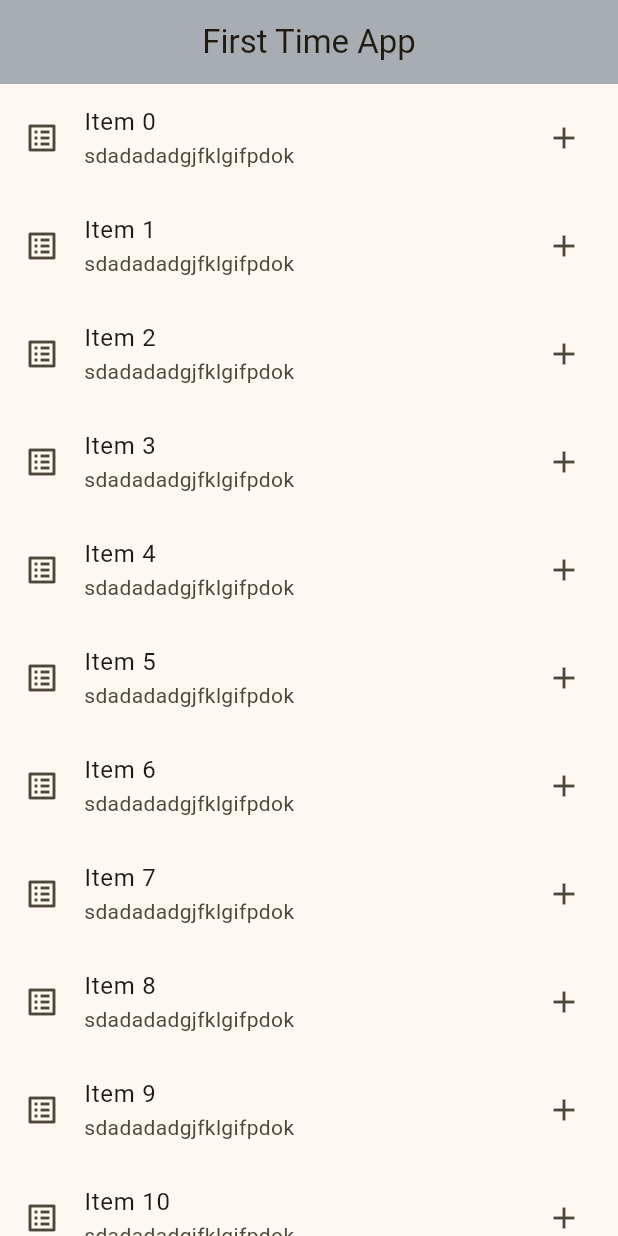
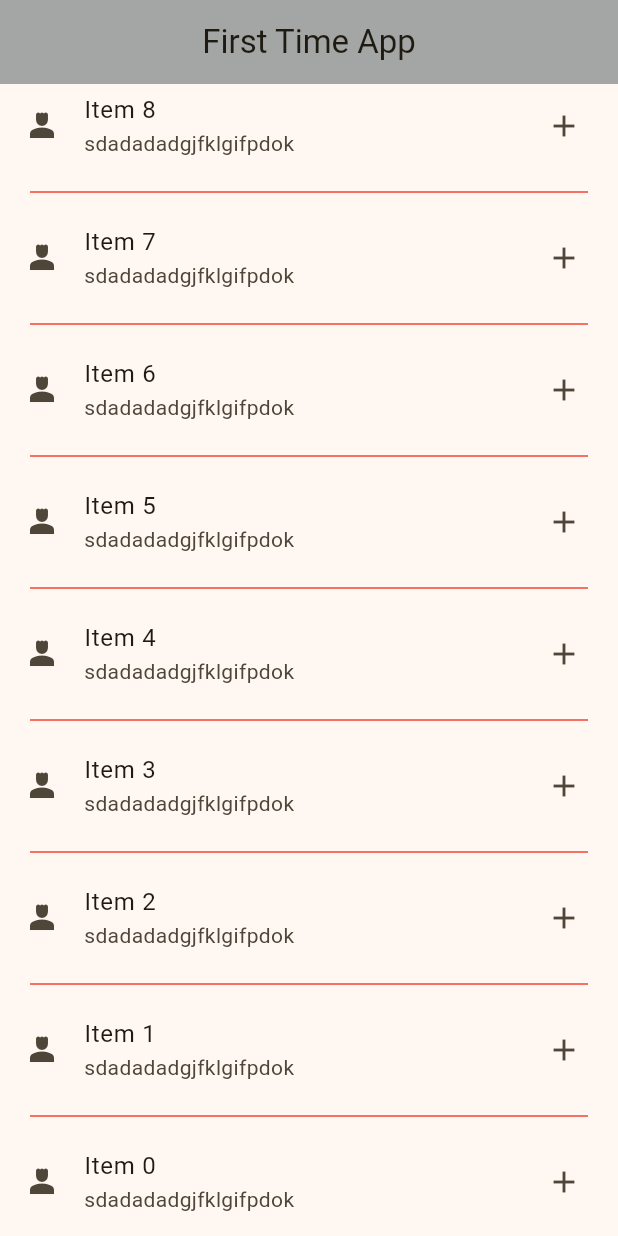
Before and after one commit to titisakk/mytestapp, a Flutter app: the screen it shows after launch, on a phone screen of 412 x 824 dp. Run offline on Flutter 3.47's test engine with Material 3 defaults, Android fonts, the phone set to English and light mode, and no system bars.

Commit message:
listview.seperated

```diff
--- a/lib/main.dart
+++ b/lib/main.dart
@@ -31,16 +31,25 @@ class HomeScreen extends StatelessWidget {
         centerTitle: true,
       ),
 
-      body: ListView.builder(
+      body: ListView.separated(
+        scrollDirection:Axis.vertical,
+        reverse: true,
         itemCount: 15,
         itemBuilder: (context,index){
           return ListTile(
-          leading: Icon(Icons.list_alt),
+          leading: Icon(Icons.person_4),
           subtitle: Text('sdadadadgjfklgifpdok'),
           title: Text('Item $index'),
           trailing: Icon(Icons.add),
           );
-        }
+        },
+        separatorBuilder: (context, index) {
+          return const Divider(
+            indent: 20,
+            endIndent: 20,
+            color: Colors.red,
+          );
+        },
       ),
     );
   }
```
